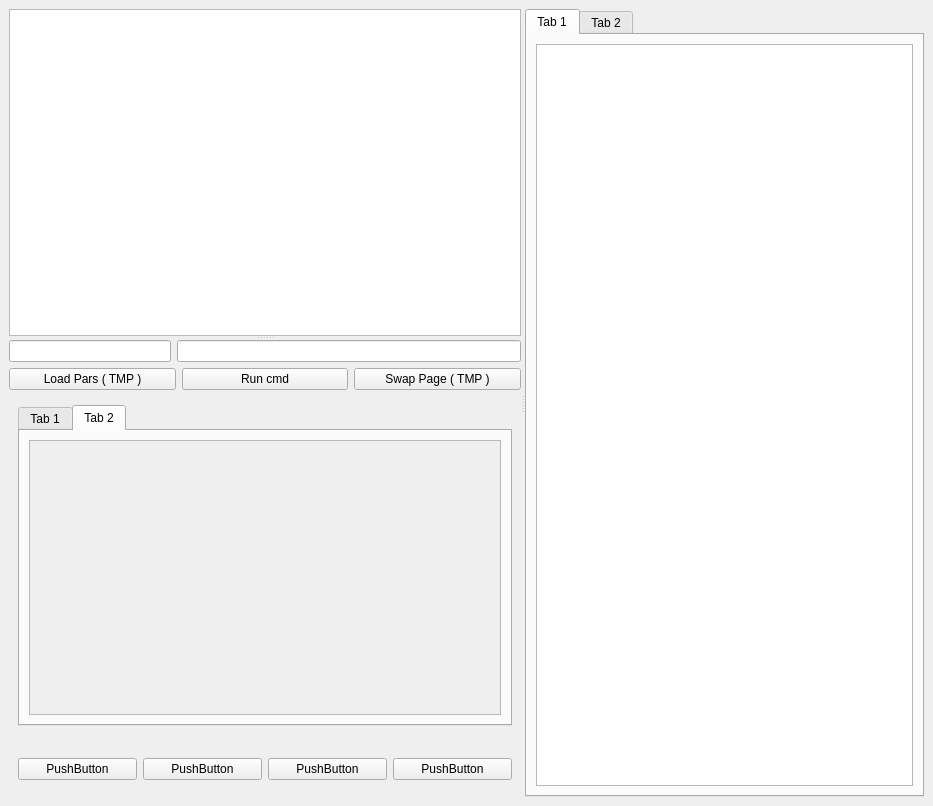
Qt form src/client/client.ui (ccp4/DUI2) before a commit.
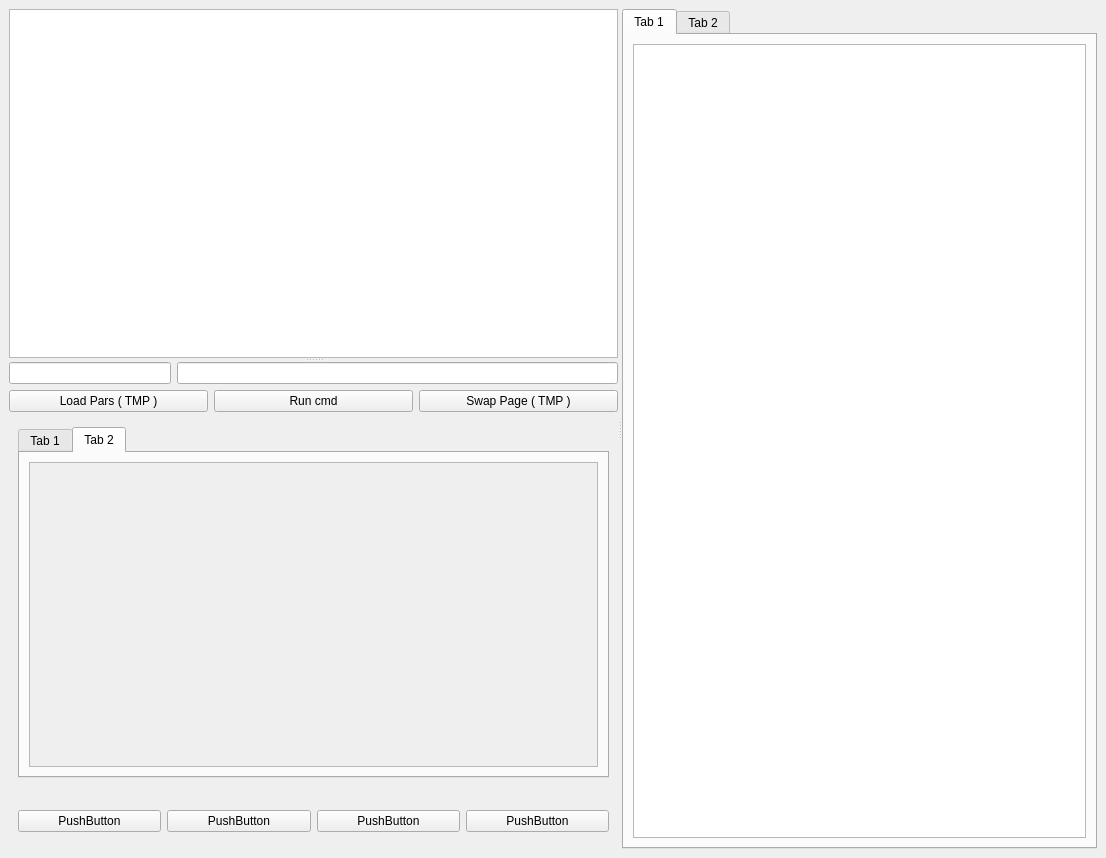
The same form after that commit. The open tabs and pages were chosen to show the change.

Commit message: testing siple param dummy label

The edit to the form file:
```diff
--- a/src/client/client.ui
+++ b/src/client/client.ui
@@ -6,8 +6,8 @@
    <rect>
     <x>0</x>
     <y>0</y>
-    <width>933</width>
-    <height>806</height>
+    <width>1106</width>
+    <height>858</height>
    </rect>
   </property>
   <property name="windowTitle">
@@ -147,8 +147,8 @@
                      <rect>
                       <x>0</x>
                       <y>0</y>
-                      <width>98</width>
-                      <height>28</height>
+                      <width>80</width>
+                      <height>16</height>
                      </rect>
                     </property>
                    </widget>
```
Left out of the diff: 10 changed lines with no effect on the pictures. The commit also changes 1 other file.
